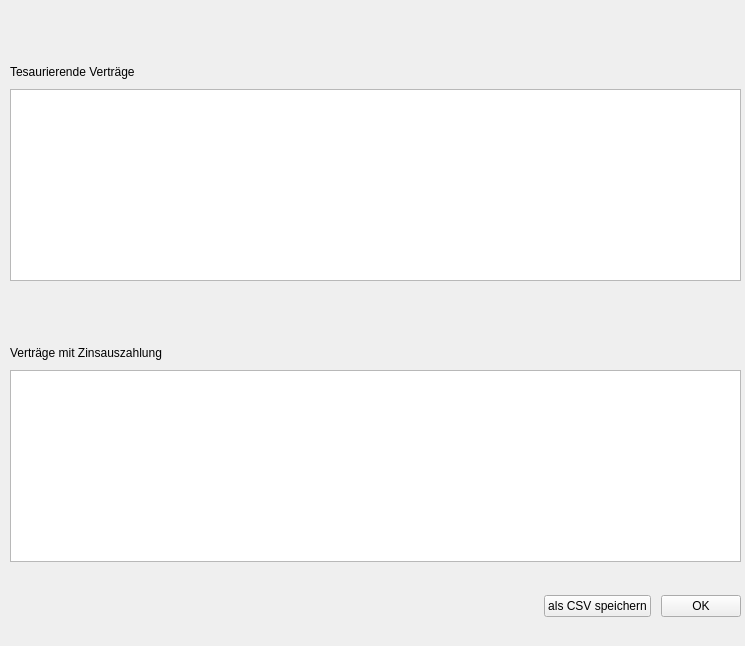
Above: DKV2/frmjahresabschluss.ui from Schachigel/DKV2 before the change. Below: the same form after it.
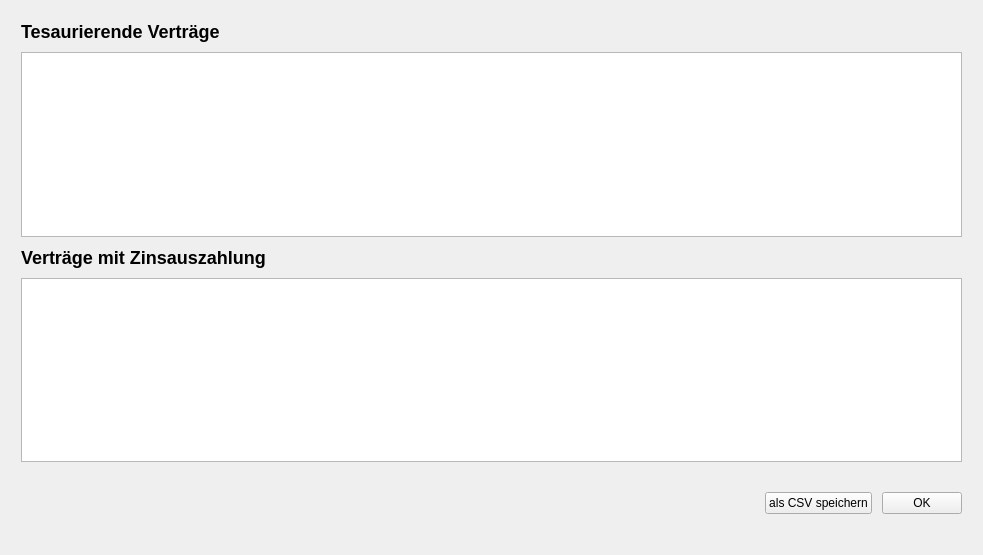
That is the form after the change.

Commit message: fix layout frmJahresabschluss

Patch:
```diff
--- a/DKV2/frmjahresabschluss.ui
+++ b/DKV2/frmjahresabschluss.ui
@@ -6,23 +6,16 @@
    <rect>
     <x>0</x>
     <y>0</y>
-    <width>745</width>
-    <height>646</height>
+    <width>983</width>
+    <height>555</height>
    </rect>
   </property>
   <property name="windowTitle">
    <string>Übersicht Jahresabschluss</string>
   </property>
-  <widget class="QWidget" name="layoutWidget">
-   <property name="geometry">
-    <rect>
-     <x>0</x>
-     <y>0</y>
-     <width>751</width>
-     <height>651</height>
-    </rect>
-   </property>
-   <layout class="QVBoxLayout" name="verticalLayout" stretch="1,0,1,0,1">
+  <layout class="QVBoxLayout" name="verticalLayout_2">
+   <item>
+    <layout class="QVBoxLayout" name="verticalLayout" stretch="1,3,1,3,1">
     <property name="spacing">
      <number>10</number>
     </property>
@@ -40,8 +33,14 @@
     </property>
     <item>
      <widget class="QLabel" name="lblTesa">
+       <property name="sizePolicy">
+        <sizepolicy hsizetype="Minimum" vsizetype="Fixed">
+         <horstretch>0</horstretch>
+         <verstretch>0</verstretch>
+        </sizepolicy>
+       </property>
       <property name="text">
-       <string>Tesaurierende Verträge</string>
+        <string>&lt;h2&gt;Tesaurierende Verträge&lt;/h2&gt;</string>
       </property>
       <property name="textFormat">
        <enum>Qt::RichText</enum>
@@ -56,8 +55,14 @@
     </item>
     <item>
      <widget class="QLabel" name="lblAusz">
+       <property name="sizePolicy">
+        <sizepolicy hsizetype="Minimum" vsizetype="Fixed">
+         <horstretch>0</horstretch>
+         <verstretch>0</verstretch>
+        </sizepolicy>
+       </property>
       <property name="text">
-       <string>Verträge mit Zinsauszahlung</string>
+        <string>&lt;h2&gt;Verträge mit Zinsauszahlung&lt;/h2&gt;</string>
       </property>
       <property name="textFormat">
        <enum>Qt::RichText</enum>
@@ -108,7 +113,8 @@
      </layout>
     </item>
    </layout>
-  </widget>
+   </item>
+  </layout>
  </widget>
  <resources/>
  <connections/>
```
Lines whose indentation alone changed are shown as unchanged. The commit also changes 2 other files.
